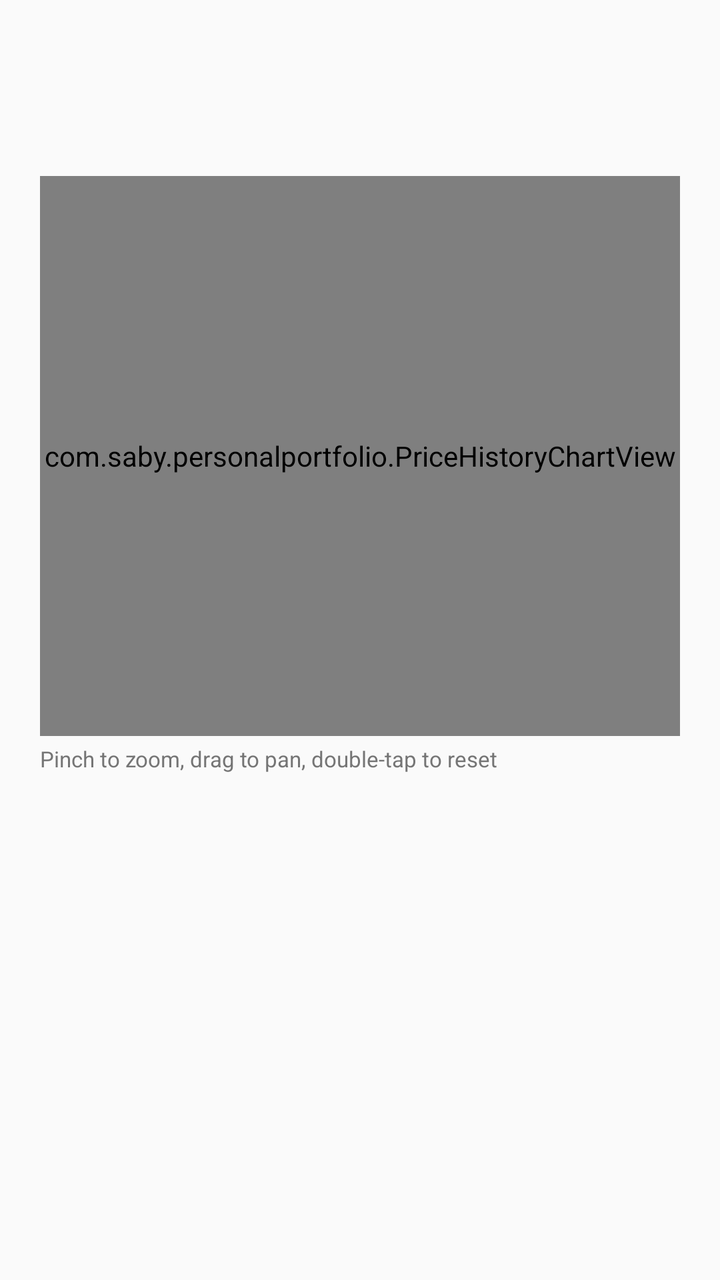
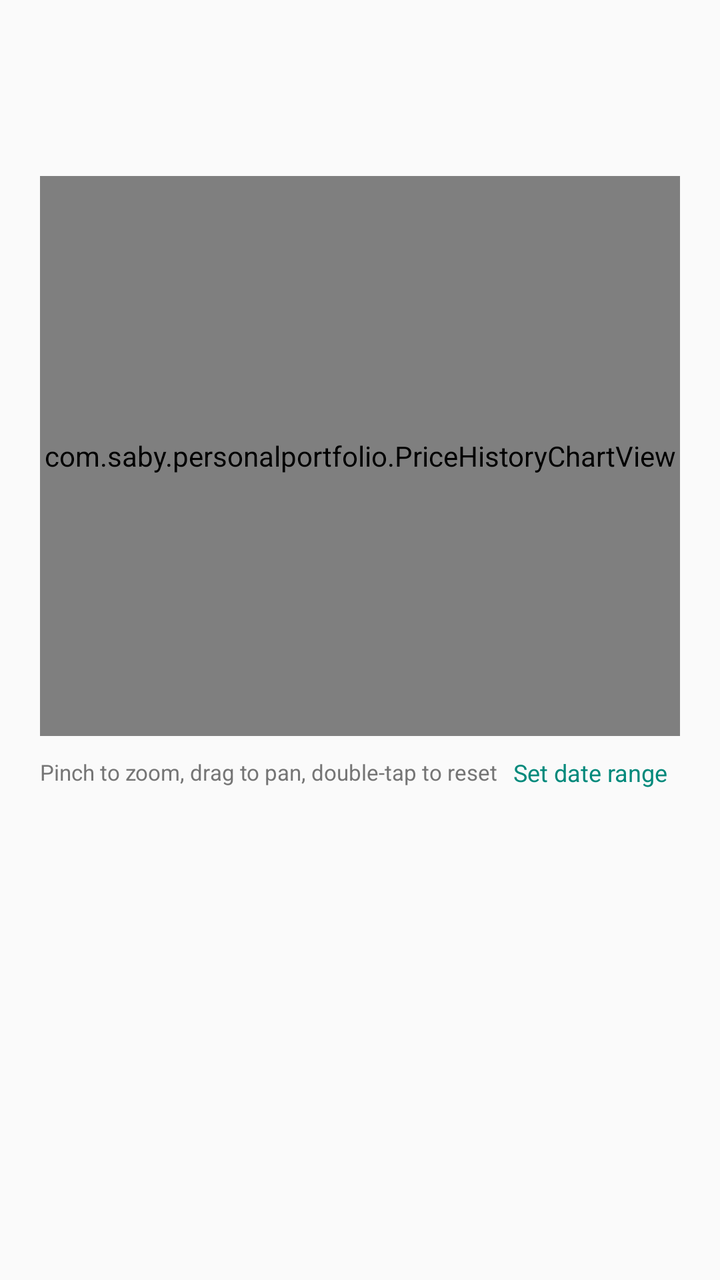

Before-and-after screenshots of an Android layout around one commit, followed by the original layout XML and the change that was made.
<!-- AndroidManifest.xml: application theme Theme.PersonalPortfolio -->
<!-- res/layout/activity_returns_detail.xml -->
<?xml version="1.0" encoding="utf-8"?>
<ScrollView xmlns:android="http://schemas.android.com/apk/res/android"
    android:layout_width="match_parent"
    android:layout_height="match_parent">

    <LinearLayout
        android:layout_width="match_parent"
        android:layout_height="wrap_content"
        android:orientation="vertical"
        android:padding="20dp">

        <TextView
            android:id="@+id/returnsDetailName"
            android:layout_width="match_parent"
            android:layout_height="wrap_content"
            android:textSize="20sp"
            android:textStyle="bold" />

        <TextView
            android:id="@+id/returnsDetailScrubbed"
            android:layout_width="match_parent"
            android:layout_height="wrap_content"
            android:layout_marginTop="6dp"
            android:textSize="14sp"
            android:textColor="@color/colorNeutral" />

        <com.saby.personalportfolio.PriceHistoryChartView
            android:id="@+id/returnsDetailChart"
            android:layout_width="match_parent"
            android:layout_height="280dp"
            android:layout_marginTop="16dp" />

        <TextView
            android:layout_width="match_parent"
            android:layout_height="wrap_content"
            android:layout_marginTop="4dp"
            android:text="Pinch to zoom, drag to pan, double-tap to reset"
            android:textSize="11sp"
            android:textColor="@color/colorNeutral" />

        <TextView
            android:id="@+id/returnsDetailEmptyState"
            android:layout_width="match_parent"
            android:layout_height="wrap_content"
            android:layout_marginTop="16dp"
            android:textSize="14sp"
            android:textColor="@color/colorNeutral"
            android:visibility="gone" />

        
        <LinearLayout
            android:id="@+id/returnsDetailMetricsSection"
            android:layout_width="match_parent"
            android:layout_height="wrap_content"
            android:layout_marginTop="24dp"
            android:orientation="vertical"
            android:visibility="gone">

            <View
                android:layout_width="match_parent"
                android:layout_height="1dp"
                android:layout_marginBottom="16dp"
                android:background="@color/colorSurfaceVariant" />

            <TextView
                android:layout_width="match_parent"
                android:layout_height="wrap_content"
                android:text="Risk &amp; relative performance"
                android:textSize="16sp"
                android:textStyle="bold" />

            <LinearLayout
                android:layout_width="match_parent"
                android:layout_height="wrap_content"
                android:layout_marginTop="8dp"
                android:orientation="horizontal"
                android:gravity="center_vertical">

                <TextView
                    android:id="@+id/returnsDetailBenchmarkLabel"
                    android:layout_width="0dp"
                    android:layout_height="wrap_content"
                    android:layout_weight="1"
                    android:textSize="13sp"
                    android:textColor="@color/colorNeutral" />

                <TextView
                    android:id="@+id/returnsDetailChangeBenchmark"
                    android:layout_width="wrap_content"
                    android:layout_height="wrap_content"
                    android:text="Change"
                    android:textSize="13sp"
                    android:textColor="@color/colorSecondary"
                    android:padding="4dp" />

            </LinearLayout>

            <TextView
                android:id="@+id/returnsDetailMetricBeta"
                style="@style/MetricRow" />

            <TextView
                android:id="@+id/returnsDetailMetricInfoRatio"
                style="@style/MetricRow" />

            <TextView
                android:id="@+id/returnsDetailMetricUpCapture"
                style="@style/MetricRow" />

            <TextView
                android:id="@+id/returnsDetailMetricDownCapture"
                style="@style/MetricRow" />

            <TextView
                android:id="@+id/returnsDetailMetricMaxDrawdown"
                style="@style/MetricRow" />

        </LinearLayout>

    </LinearLayout>

</ScrollView>
<!-- resources referenced by this layout -->
<resources>
  <color name="colorNeutral">#757575</color>
  <color name="colorSecondary">#00897B</color>
  <color name="colorSurfaceVariant">#EEF3EE</color>
  <style name="MetricRow">
          <item name="android:layout_width">match_parent</item>
          <item name="android:layout_height">wrap_content</item>
          <item name="android:layout_marginTop">10dp</item>
          <item name="android:textSize">14sp</item>
          <item name="android:textColor">@color/colorOnSurface</item>
      </style>
  <style name="Theme.PersonalPortfolio" parent="Theme.Material3.DayNight.NoActionBar">
          <item name="colorPrimary">@color/colorPrimary</item>
          <item name="colorPrimaryVariant">@color/colorPrimaryVariant</item>
          <item name="colorOnPrimary">@color/colorOnPrimary</item>
  
          <item name="colorSecondary">@color/colorSecondary</item>
          <item name="colorOnSecondary">@color/colorOnSecondary</item>
  
          <item name="android:colorBackground">@color/colorBackground</item>
          <item name="colorOnBackground">@color/colorOnBackground</item>
  
          <item name="colorSurface">@color/colorSurface</item>
          <item name="colorOnSurface">@color/colorOnSurface</item>
  
          <item name="android:statusBarColor">@color/colorPrimaryVariant</item>
      </style>
  <color name="colorOnSurface">#1A1A1A</color>
  <color name="colorPrimary">#1B5E20</color>
  <color name="colorPrimaryVariant">#0D3B12</color>
  <color name="colorOnPrimary">#FFFFFF</color>
  <color name="colorOnSecondary">#FFFFFF</color>
  <color name="colorBackground">#FAFAFA</color>
  <color name="colorOnBackground">#1A1A1A</color>
  <color name="colorSurface">#FFFFFF</color>
</resources>

<!-- the commit's change to res/layout/activity_returns_detail.xml (unified diff, before → after) -->
@@ -30,13 +30,32 @@
             android:layout_height="280dp"
             android:layout_marginTop="16dp" />
 
-        <TextView
+        <LinearLayout
             android:layout_width="match_parent"
             android:layout_height="wrap_content"
             android:layout_marginTop="4dp"
-            android:text="Pinch to zoom, drag to pan, double-tap to reset"
-            android:textSize="11sp"
-            android:textColor="@color/colorNeutral" />
+            android:orientation="horizontal"
+            android:gravity="center_vertical">
+
+            <TextView
+                android:layout_width="0dp"
+                android:layout_weight="1"
+                android:layout_height="wrap_content"
+                android:text="Pinch to zoom, drag to pan, double-tap to reset"
+                android:textSize="11sp"
+                android:textColor="@color/colorNeutral" />
+
+            <TextView
+                android:id="@+id/returnsDetailSetDateRange"
+                android:layout_width="wrap_content"
+                android:layout_height="wrap_content"
+                android:text="Set date range"
+                android:textSize="12sp"
+                android:textColor="@color/colorSecondary"
+                android:padding="6dp"
+                android:background="?attr/selectableItemBackgroundBorderless" />
+
+        </LinearLayout>
 
         <TextView
             android:id="@+id/returnsDetailEmptyState"
